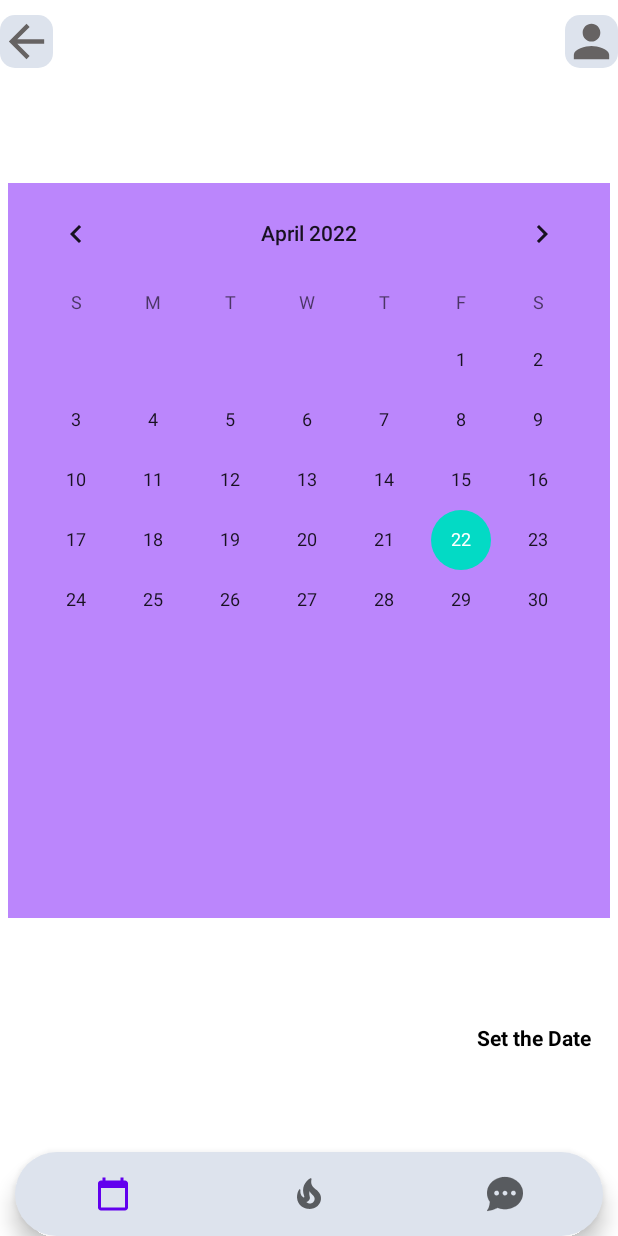
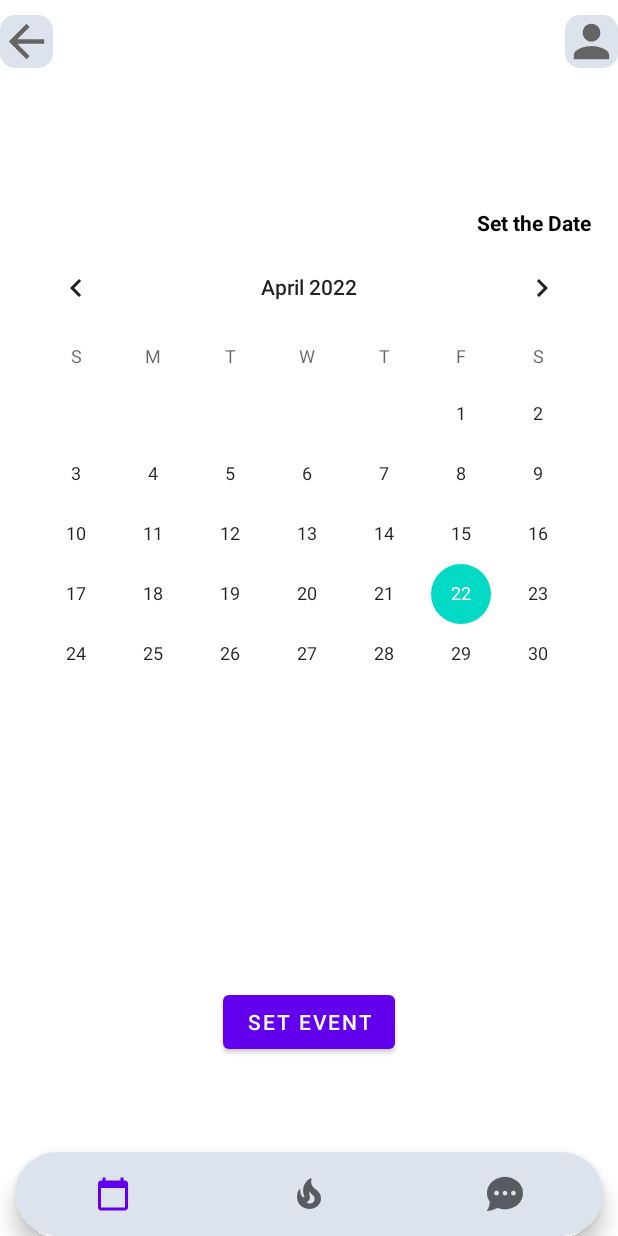
Before and after one commit to Aka-sha/Cos-Aiko, an Android app: the CalendarFragment screen opened directly, with no data from a screen before it, on a phone screen of 412 x 824 dp. Run offline under Robolectric (Android 15) with nearby library versions, the phone set to English and light mode, and no system bars; our stand-ins replace navigation-ui.

Commit message:
add stuff

```diff
--- a/CosAiko/app/src/main/res/layout/fragment_home.xml
+++ b/CosAiko/app/src/main/res/layout/fragment_home.xml
@@ -13,25 +13,32 @@
         app:layout_constraintBottom_toBottomOf="parent"
         tools:layout_editor_absoluteX="0dp">
 
-        <CalendarView
-            android:id="@+id/calendar"
-            android:layout_width="401dp"
-            android:layout_height="490dp"
-            android:layout_marginLeft="50dp"
-            android:layout_marginRight="50dp"
-            android:layout_marginBottom="50dp"
-            android:background="@color/purple_200" />
         <TextView
             android:id="@+id/set_event"
             android:layout_width="wrap_content"
             android:layout_height="wrap_content"
             android:layout_marginStart="150dp"
             android:layout_marginTop="20dp"
-            app:layout_constraintBottom_toBottomOf="@+id/calendar"
             android:text="@string/eventset"
             android:textColor="@android:color/background_dark"
-            android:textStyle="bold" />
+            android:textStyle="bold"
+            app:layout_constraintBottom_toBottomOf="@+id/calendar" />
+
+        <CalendarView
+            android:id="@+id/calendar"
+            android:layout_width="401dp"
+            android:layout_height="319dp"
+            android:layout_marginLeft="50dp"
+            android:layout_marginRight="50dp"
+            android:layout_marginBottom="180dp"
+            android:longClickable="true" />
+
+        <Button
+            android:id="@+id/event_button"
+            android:layout_width="wrap_content"
+            android:layout_height="wrap_content"
+            android:text="Set Event" />
+
     </LinearLayout>
 
-
 </androidx.constraintlayout.widget.ConstraintLayout>
```
